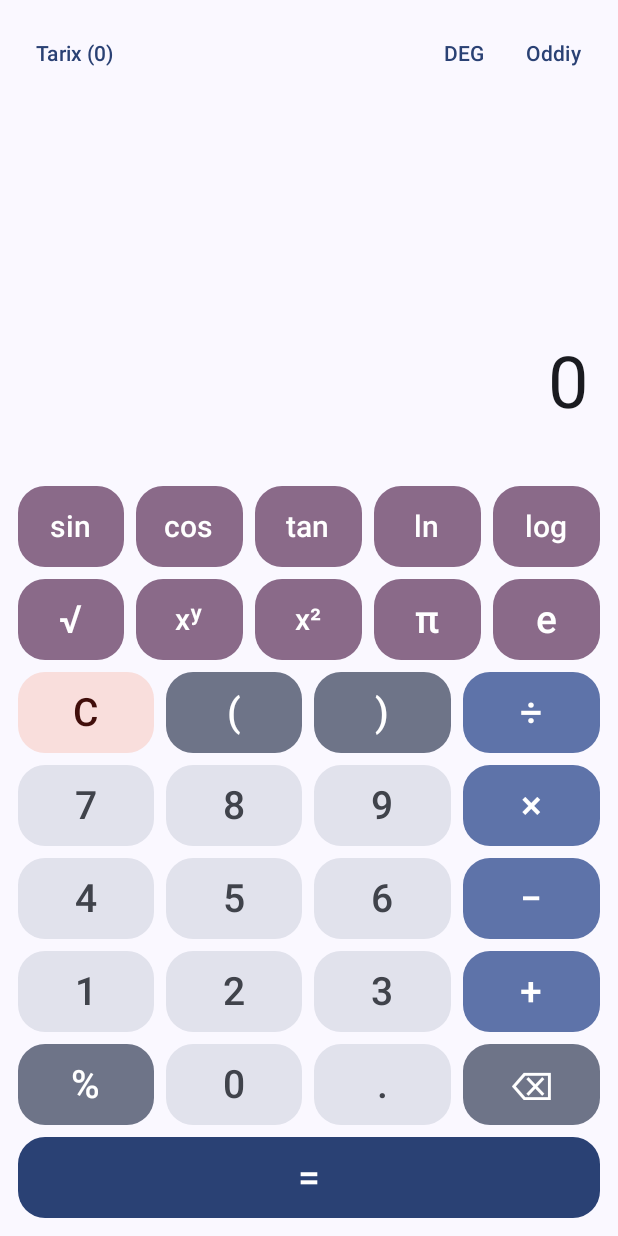
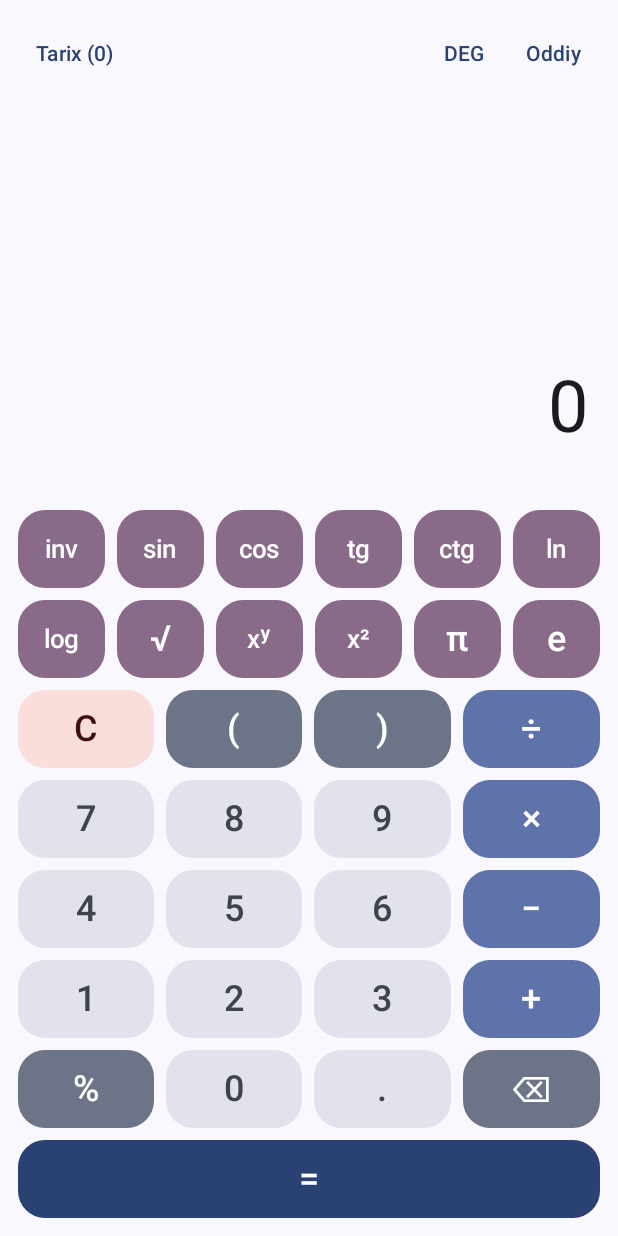
Before and after one commit to kamezonkamezonkamezon987654321/kalkulyatorAPK, an Android app built with Jetpack Compose: the screen it shows after launch (MainActivity), after a tap on "f(x)", on a phone screen of 412 x 824 dp. Run offline under Robolectric (Android 15) with nearby library versions, the phone set to English and light mode, and no system bars.

Commit message:
Teskari trigonometrik funksiyalar: arcsin, arccos, arctg, arcctg
inv tugmasi trigonometrik tugmalarni teskarisiga almashtiradi. Maktab
yozuviga moslab tan o'rniga tg ko'rsatiladi va ctg qo'shildi; eski
tarixdagi tan ham hisoblanaveradi.

Co-Authored-By: Claude Opus 5.5 <noreply@anthropic.com>
Claude-Session: https://claude.ai/code/session_018srYeN61Eup6xRVMi46Xzs

```diff
--- a/app/src/main/java/uz/kalkulyator/CalculatorViewModel.kt
+++ b/app/src/main/java/uz/kalkulyator/CalculatorViewModel.kt
@@ -22,6 +22,7 @@ data class CalculatorUiState(
     val history: List<HistoryEntry> = emptyList(),
     val showHistory: Boolean = false,
     val scientific: Boolean = false,
+    val inverse: Boolean = false,
     val angleMode: AngleMode = AngleMode.DEG,
 )
 
@@ -49,6 +50,7 @@ class CalculatorViewModel(application: Application) : AndroidViewModel(applicati
             "C" -> ""
             "⌫" -> InputEditor.backspace(expr)
             "=" -> { evaluate(); return }
+            "inv" -> { _state.update { it.copy(inverse = !it.inverse) }; return }
             "(" -> InputEditor.openParen(fresh)
             ")" -> InputEditor.closeParen(expr)
             "%" -> InputEditor.appendPercent(expr)
--- a/app/src/main/java/uz/kalkulyator/calc/InputEditor.kt
+++ b/app/src/main/java/uz/kalkulyator/calc/InputEditor.kt
@@ -3,7 +3,9 @@ package uz.kalkulyator.calc
 object InputEditor {
     const val OPERATORS = "+−×÷^"
     private const val CONSTANTS = "πe"
-    private val FUNCTION_TOKENS = ExpressionEvaluator.FUNCTIONS.map { "$it(" } + "√("
+    // Longest first, so "arcsin(" is removed whole instead of matching its "sin(" suffix.
+    private val FUNCTION_TOKENS =
+        (ExpressionEvaluator.FUNCTIONS.map { "$it(" } + "√(").sortedByDescending { it.length }
 
     fun appendDigit(expr: String, digit: Char): String {
         if (endsWithValueCloser(expr)) return expr + "×" + digit
--- a/app/src/main/java/uz/kalkulyator/ui/CalculatorScreen.kt
+++ b/app/src/main/java/uz/kalkulyator/ui/CalculatorScreen.kt
@@ -35,10 +35,13 @@ import uz.kalkulyator.CalculatorUiState
 import uz.kalkulyator.CalculatorViewModel
 import uz.kalkulyator.calc.HistoryEntry
 
-private val SCIENTIFIC_ROWS = listOf(
-    listOf("sin", "cos", "tan", "ln", "log"),
-    listOf("√", "xʸ", "x²", "π", "e"),
+private fun scientificRows(inverse: Boolean) = listOf(
+    if (inverse) listOf("inv", "arcsin", "arccos", "arctg", "arcctg", "ln")
+    else listOf("inv", "sin", "cos", "tg", "ctg", "ln"),
+    listOf("log", "√", "xʸ", "x²", "π", "e"),
 )
+
+private val SCIENTIFIC_KEYS = (scientificRows(false) + scientificRows(true)).flatten().toSet()
 
 private val KEY_ROWS = listOf(
     listOf("C", "(", ")", "÷"),
@@ -85,7 +88,7 @@ fun CalculatorScreen(vm: CalculatorViewModel = viewModel()) {
                 HistoryList(state.history, vm::useHistoryEntry, Modifier.weight(1f))
             } else {
                 Display(state, Modifier.weight(1f))
-                Keypad(state.scientific, vm::onKey)
+                Keypad(state.scientific, state.inverse, vm::onKey)
             }
         }
     }
@@ -120,10 +123,10 @@ private fun Display(state: CalculatorUiState, modifier: Modifier) {
 }
 
 @Composable
-private fun Keypad(scientific: Boolean, onKey: (String) -> Unit) {
+private fun Keypad(scientific: Boolean, inverse: Boolean, onKey: (String) -> Unit) {
     val colors = MaterialTheme.colorScheme
-    val height = if (scientific) 54.dp else 68.dp
-    val rows = if (scientific) SCIENTIFIC_ROWS + KEY_ROWS else KEY_ROWS
+    val height = if (scientific) 52.dp else 68.dp
+    val rows = if (scientific) scientificRows(inverse) + KEY_ROWS else KEY_ROWS
     Column(verticalArrangement = Arrangement.spacedBy(8.dp)) {
         rows.forEach { row ->
             Row(horizontalArrangement = Arrangement.spacedBy(8.dp)) {
@@ -131,8 +134,9 @@ private fun Keypad(scientific: Boolean, onKey: (String) -> Unit) {
                     val (bg, fg) = when (key) {
                         "C" -> colors.errorContainer to colors.onErrorContainer
                         "÷", "×", "−", "+" -> colors.primaryContainer to colors.onPrimaryContainer
-                        in SCIENTIFIC_ROWS[0], in SCIENTIFIC_ROWS[1] ->
-                            colors.tertiaryContainer to colors.onTertiaryContainer
+                        "inv" -> if (inverse) colors.tertiary to colors.onTertiary
+                        else colors.tertiaryContainer to colors.onTertiaryContainer
+                        in SCIENTIFIC_KEYS -> colors.tertiaryContainer to colors.onTertiaryContainer
                         "(", ")", "%", "⌫" -> colors.secondaryContainer to colors.onSecondaryContainer
                         else -> colors.surfaceVariant to colors.onSurfaceVariant
                     }
@@ -160,7 +164,12 @@ private fun KeyButton(
         contentPadding = PaddingValues(0.dp),
         colors = ButtonDefaults.buttonColors(containerColor = bg, contentColor = fg),
     ) {
-        Text(label, fontSize = if (label.length > 1) 20.sp else 26.sp)
+        val fontSize = when {
+            label.length >= 5 -> 13.sp
+            label.length > 1 -> 17.sp
+            else -> 24.sp
+        }
+        Text(label, fontSize = fontSize, maxLines = 1)
     }
 }
 
```
Also changed, not shown: app/src/main/java/uz/kalkulyator/calc/ExpressionEvaluator.kt (+28 -3 lines), 3 other files.
